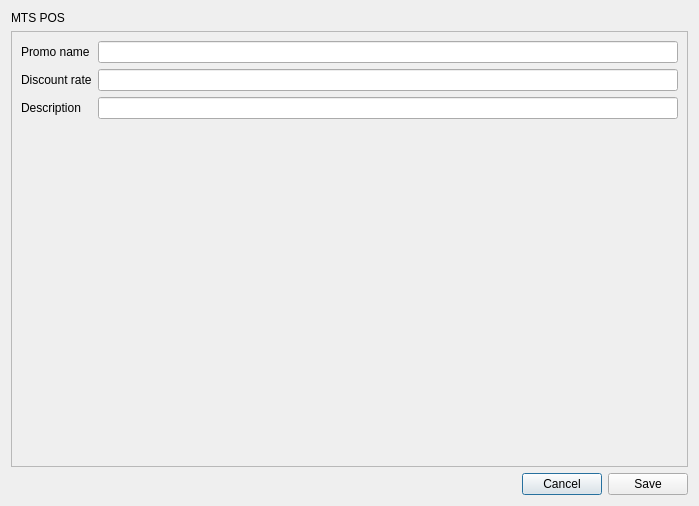
rondalefloyd/mts-pos, file app/views/templates/generated/EditBrand.ui: the form before one commit.
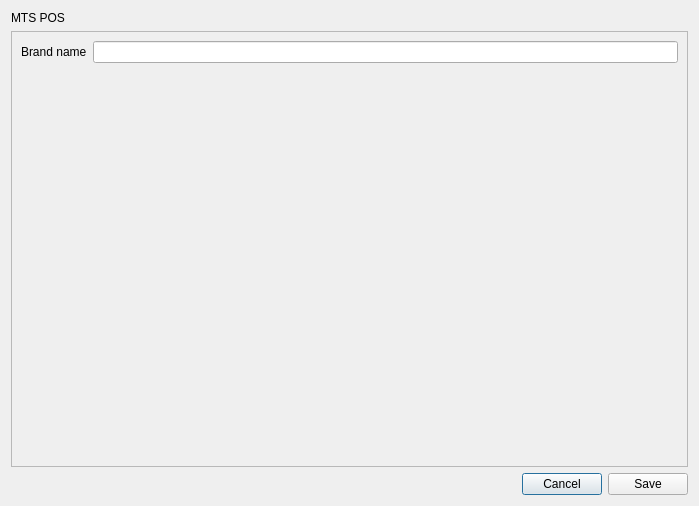
The form after the commit.

```diff
--- a/app/views/templates/generated/EditBrand.ui
+++ b/app/views/templates/generated/EditBrand.ui
@@ -45,36 +45,12 @@
        <item row="0" column="0">
         <widget class="QLabel" name="label_3">
          <property name="text">
-          <string>Promo name</string>
+          <string>Brand name</string>
          </property>
         </widget>
        </item>
        <item row="0" column="1">
-        <widget class="QLineEdit" name="lineEditPromoName"/>
-       </item>
-       <item row="1" column="0">
-        <widget class="QLabel" name="label_2">
-         <property name="text">
-          <string>Discount rate</string>
-         </property>
-        </widget>
-       </item>
-       <item row="1" column="1">
-        <widget class="QLineEdit" name="lineEditDiscountRate">
-         <property name="alignment">
-          <set>Qt::AlignRight|Qt::AlignTrailing|Qt::AlignVCenter</set>
-         </property>
-        </widget>
-       </item>
-       <item row="2" column="0">
-        <widget class="QLabel" name="label">
-         <property name="text">
-          <string>Description</string>
-         </property>
-        </widget>
-       </item>
-       <item row="2" column="1">
-        <widget class="QLineEdit" name="lineEditDescription"/>
+        <widget class="QLineEdit" name="lineEditBrandName"/>
        </item>
       </layout>
      </widget>
```
Left out of the diff: 6 changed lines with no effect on the pictures.
